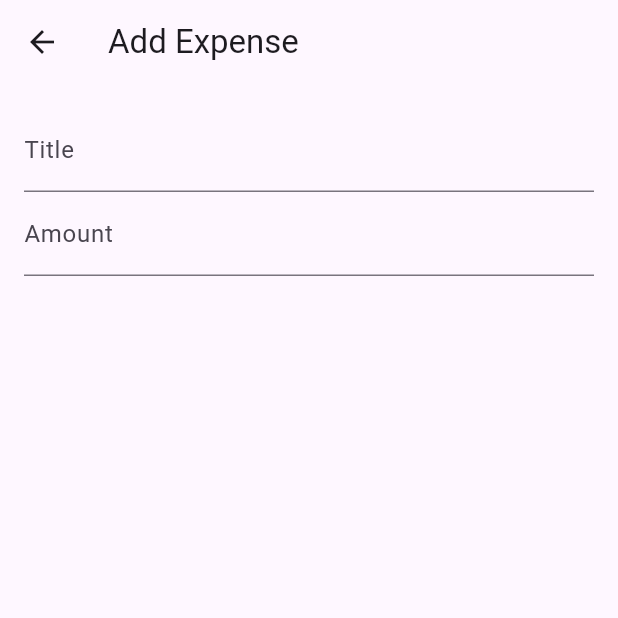
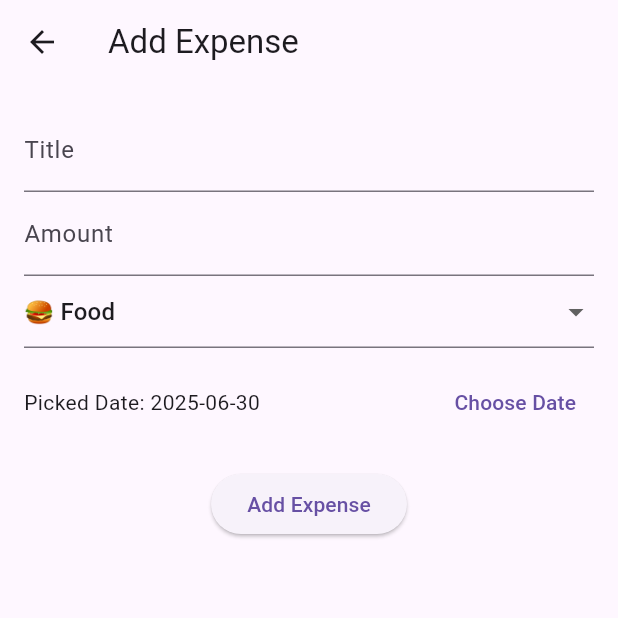
Before and after one commit to NipunaMadula/SaveMate, a Flutter app: the AddExpenseScreen screen opened directly, on a phone screen of 412 x 824 dp, the top half of it. Run offline on Flutter 3.47's test engine with Material 3 defaults, Android fonts, the phone set to English and light mode, and no system bars; our stand-ins replace sqflite; accounts and stored records are empty.

Commit message:
Add category dropdown and date picker to expense form

```diff
--- a/lib/models/category.dart
+++ b/lib/models/category.dart
@@ -6,6 +6,7 @@ class Category {
     required this.name,
     required this.icon,
   });
+}
 
   final List<Category> predefinedCategories = [
     Category(name: 'Food', icon: '🍔'),
@@ -16,5 +17,3 @@ class Category {
     Category(name: 'Shopping', icon: '🛍️'),
     Category(name: 'Others', icon: '📦'),
   ];
-
-}
--- a/lib/screens/add_expense_screen.dart
+++ b/lib/screens/add_expense_screen.dart
@@ -1,4 +1,8 @@
 import 'package:flutter/material.dart';
+import 'package:provider/provider.dart';
+import '../models/expense.dart';
+import '../models/category.dart';
+import '../providers/expense_provider.dart';
 
 class AddExpenseScreen extends StatefulWidget {
   @override
@@ -8,7 +12,39 @@ class AddExpenseScreen extends StatefulWidget {
 class _AddExpenseScreenState extends State<AddExpenseScreen> {
   final _formKey = GlobalKey<FormState>();
   String _title = '';
+  String _category = predefinedCategories.first.name;
   double _amount = 0.0;
+  DateTime _selectedDate = DateTime.now();
+
+  void _submitData() {
+    if (_formKey.currentState!.validate()) {
+      _formKey.currentState!.save();
+
+      final newExpense = Expense(
+        title: _title,
+        amount: _amount,
+        category: _category,
+        date: _selectedDate,
+      );
+
+      Provider.of<ExpenseProvider>(context, listen: false).addExpense(newExpense);
+      Navigator.pop(context);
+    }
+  }
+
+  void _presentDatePicker() async {
+    final pickedDate = await showDatePicker(
+      context: context,
+      initialDate: _selectedDate,
+      firstDate: DateTime(2020),
+      lastDate: DateTime.now(),
+    );
+    if (pickedDate != null) {
+      setState(() {
+        _selectedDate = pickedDate;
+      });
+    }
+  }
 
   @override
   Widget build(BuildContext context) {
@@ -35,6 +71,40 @@ class _AddExpenseScreenState extends State<AddExpenseScreen> {
                         ? 'Enter a valid amount'
                         : null,
               ),
+              DropdownButtonFormField(
+                value: _category,
+                items: predefinedCategories
+                    .map((cat) => DropdownMenuItem(
+                          value: cat.name,
+                          child: Text('${cat.icon} ${cat.name}'),
+                        ))
+                    .toList(),
+                onChanged: (value) {
+                  setState(() {
+                    _category = value!;
+                  });
+                },
+                onSaved: (value) => _category = value!,
+              ),
+              SizedBox(height: 12),
+              Row(
+                children: [
+                  Expanded(
+                    child: Text(
+                      'Picked Date: ${_selectedDate.toLocal().toString().split(' ')[0]}',
+                    ),
+                  ),
+                  TextButton(
+                    onPressed: _presentDatePicker,
+                    child: Text('Choose Date'),
+                  ),
+                ],
+              ),
+              SizedBox(height: 20),
+              ElevatedButton(
+                onPressed: _submitData,
+                child: Text('Add Expense'),
+              ),
             ],
           ),
         ),
```
